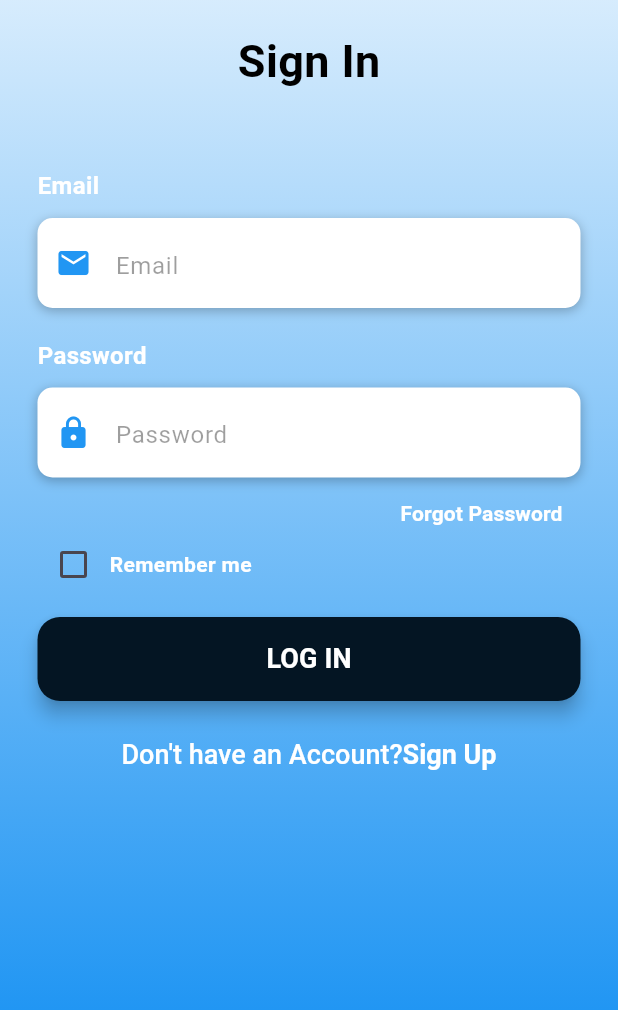
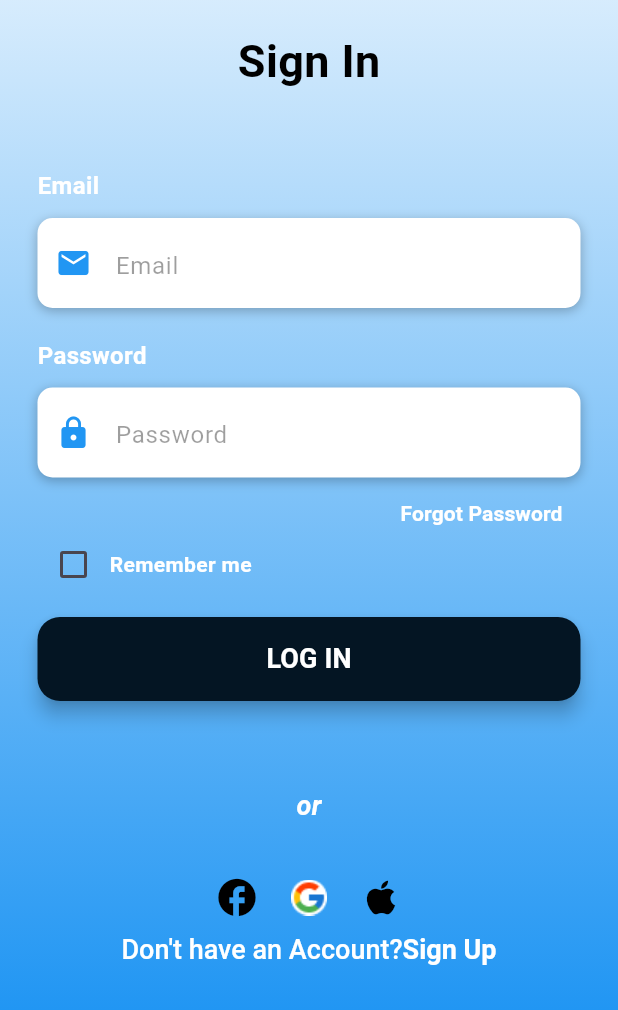
Before and after one commit to SachiniDeSilva/Auto_Play, a Flutter app: the screen it shows after launch, after a tap on "Sign In", on a phone screen of 412 x 824 dp, the part 226-1236 px from its top. Run offline on Flutter 3.47's test engine with Material 3 defaults, Android fonts, the light colour scheme and no system bars.

Commit message:
add social media icons in sign in

```diff
--- a/lib/Pages/forget_pw_2.dart
+++ b/lib/Pages/forget_pw_2.dart
@@ -1,3 +1,4 @@
+import 'package:auto_play/Pages/register.dart';
 import 'package:flutter/material.dart';
 
 class ForgetPw2 extends StatefulWidget {
@@ -186,7 +187,9 @@ class _ForgetPw2State extends State<ForgetPw2> {
                               borderRadius: BorderRadius.circular(30)),
                           backgroundColor: Color.fromARGB(255, 4, 21, 35),
                         ),
-                        onPressed: () {},
+                        onPressed: () {
+                          Navigator.push(context, MaterialPageRoute(builder: (context)=> const Register()));
+                        },
                         child: Text(
                           'SIGNUP',
                           style: TextStyle(
--- a/lib/Pages/signin.dart
+++ b/lib/Pages/signin.dart
@@ -265,6 +265,43 @@ Widget buildLoginBtn() {
                 buildforgottenpw(),
                 buildRemember(),
                 buildLoginBtn(),
+                 Padding(
+                      padding: const EdgeInsets.only(top: 32),
+                      child: Text(
+                        'or',
+                        style: TextStyle(
+                            color: Colors.white,
+                            fontSize: 18,
+                            fontWeight: FontWeight.bold,
+                            fontStyle: FontStyle.italic),
+                      ),
+                    ),
+                    Padding(
+                      padding: const EdgeInsets.only(top: 24),
+                      child: Row(
+                        mainAxisAlignment: MainAxisAlignment.center,
+                        children: [
+                          IconButton(
+                            onPressed: () {},
+                            icon: Icon(Icons.facebook),
+                            iconSize: 30,
+                            color: Colors.black,
+                          ),
+                          IconButton(
+                            onPressed: () {},
+                            icon: Image.asset(
+                              'assets/flat-color-icons_google.png',
+                            ),
+                          ),
+                          IconButton(
+                            onPressed: () {},
+                            icon: Icon(Icons.apple),
+                            iconSize: 30,
+                            color: Colors.black,
+                          ),
+                        ],
+                      ),
+                    ),
                 buildSignupBtn(),
               ],
             ),
```
